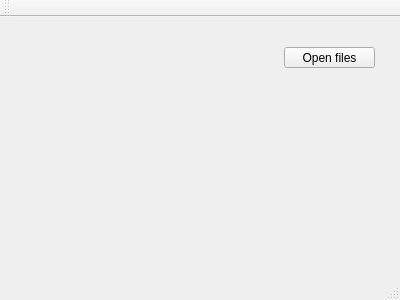
Before: the Qt Designer form ATOassignment/atoassignmentmainwindow.ui in stephaniaa/stephAssignment1, drawn with Qt 5.
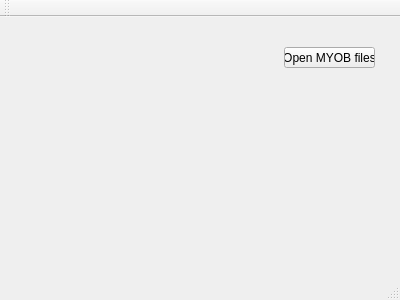
After: the same form once the commit is applied.

Commit message:
Changes to be committed: 	modified:   .gitignore 	modified:   ATOassignment/atoassignmentmainwindow.ui 	modified:   build-ATOassignment-Desktop_Qt_5_7_0_MinGW_32bit-Debug/debug/ATOassignment.exe 	modified:   build-ATOassignment-Desktop_Qt_5_7_0_MinGW_32bit-Debug/debug/atoassignmentmainwindow.o 	modified:   build-ATOassignment-Desktop_Qt_5_7_0_MinGW_32bit-Debug/ui_atoassignmentmainwindow.h
  Changes not staged for commit:
	modified:   ATOassignment/ATOassignment.pro.user

The edit to the form file:
```diff
--- a/ATOassignment/atoassignmentmainwindow.ui
+++ b/ATOassignment/atoassignmentmainwindow.ui
@@ -24,7 +24,7 @@
      </rect>
     </property>
     <property name="text">
-     <string>Open files</string>
+     <string>Open MYOB files</string>
     </property>
    </widget>
   </widget>
```
The commit also changes 4 other files.
